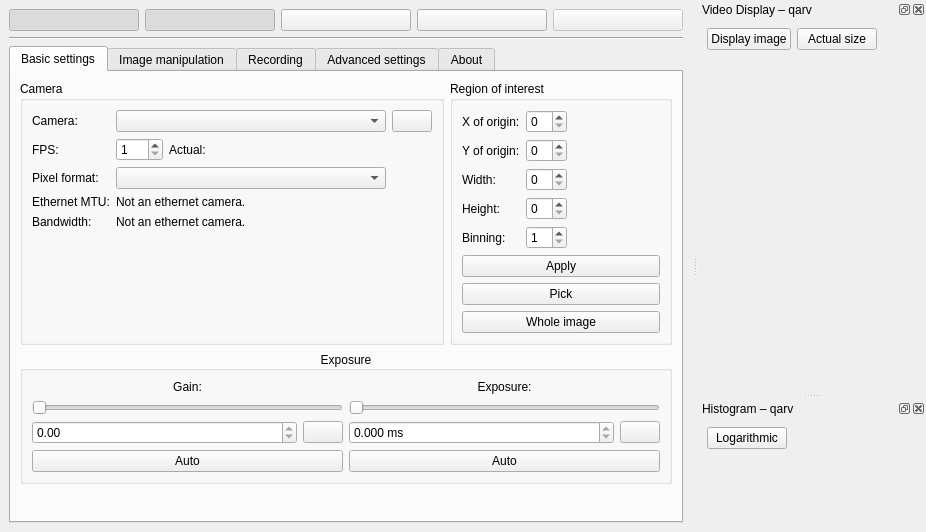
Above: src/mainwindow.ui from AD-Vega/qarv before the change. Below: the same form after it.
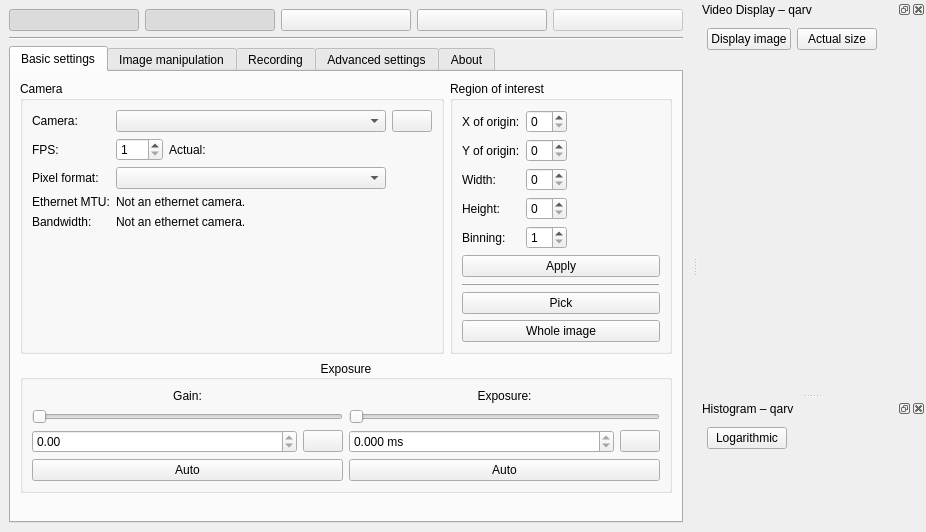
That is the form after the change. Icons and pictures are not drawn. Custom widgets are drawn as their Qt base class.

Commit message: Add a separator to the ROI group.

The edit to the form file:
```diff
--- a/src/mainwindow.ui
+++ b/src/mainwindow.ui
@@ -345,6 +345,16 @@
                </property>
               </widget>
              </item>
+             <item>
+              <widget class="QFrame" name="frame">
+               <property name="frameShape">
+                <enum>QFrame::HLine</enum>
+               </property>
+               <property name="frameShadow">
+                <enum>QFrame::Raised</enum>
+               </property>
+              </widget>
+             </item>
              <item>
               <widget class="QPushButton" name="pickROIButton">
                <property name="toolTip">
```
